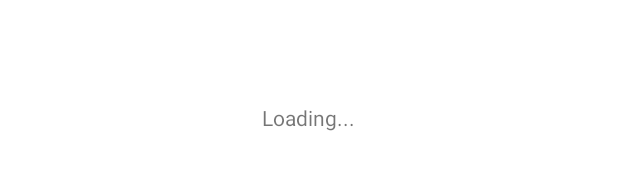
After one commit to hzk2021/OnlyPlants, an Android app: the layout activity_delete_reminder.xml on its own in the app's theme, with its tools: preview values and no code run, on a phone screen of 412 x 824 dp. The commit adds this screen. Shown: the part 500-670 px from the top of the screen. Run offline under Robolectric (Android 15) with nearby library versions, the phone set to English and light mode, and no system bars.

Commit message:
Delete Reminder Rule Successful

```diff
--- /dev/null
+++ b/app/src/main/res/layout/activity_delete_reminder.xml
@@ -0,0 +1,25 @@
+<?xml version="1.0" encoding="utf-8"?>
+<RelativeLayout xmlns:android="http://schemas.android.com/apk/res/android"
+    xmlns:app="http://schemas.android.com/apk/res-auto"
+    xmlns:tools="http://schemas.android.com/tools"
+    android:layout_width="match_parent"
+    android:layout_height="match_parent"
+    tools:context=".DeleteReminderActivity">
+
+    <ListView
+        android:id="@+id/ruleLV"
+        android:layout_width="match_parent"
+        android:layout_height="wrap_content"
+        android:visibility="gone">
+    </ListView>
+
+    <TextView
+        android:id="@+id/noRulesTV"
+        android:layout_width="wrap_content"
+        android:layout_height="wrap_content"
+        android:layout_centerInParent="true"
+        android:text="@string/loading"
+        android:visibility="visible">
+    </TextView>
+
+</RelativeLayout>
--- a/app/src/main/res/values/strings.xml
+++ b/app/src/main/res/values/strings.xml
@@ -19,4 +19,6 @@
     <string name="no_reminders_set">No Reminders Set</string>
     <string name="loading">Loading...</string>
     <string name="add">Add</string>
+    <string name="delete">Delete</string>
+    <string name="cancel">Cancel</string>
 </resources>
```
Also changed, not shown: app/src/main/AndroidManifest.xml (+7 -0 lines), app/src/main/java/com/nyp/sit/aws/project/onlyplants/DeleteReminderActivity.kt (added, +118 -0 lines), app/src/main/java/com/nyp/sit/aws/project/onlyplants/DeleteReminderFragment.kt (added, +40 -0 lines), app/src/main/java/com/nyp/sit/aws/project/onlyplants/ListRemindersActivity.kt (+27 -7 lines), app/src/main/java/com/nyp/sit/aws/project/onlyplants/Model/reminderService.kt (+40 -0 lines), app/src/main/res/menu/cancel_delete_menu.xml (added, +11 -0 lines), app/src/main/res/menu/delete_menu.xml (added, +11 -0 lines).
